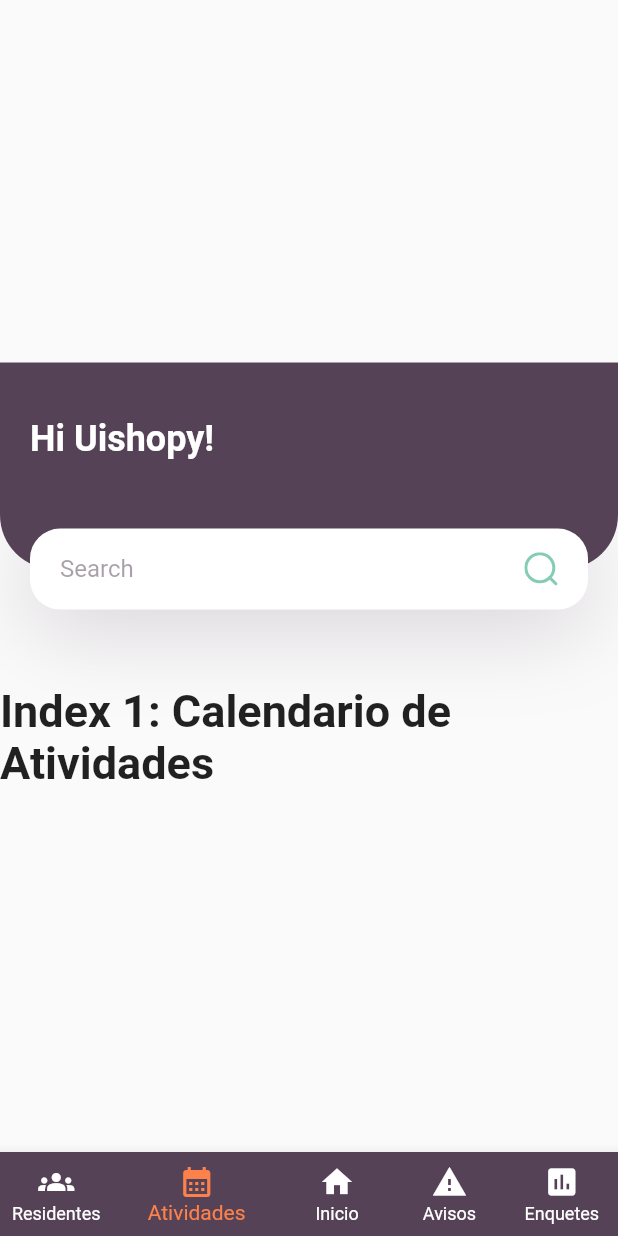
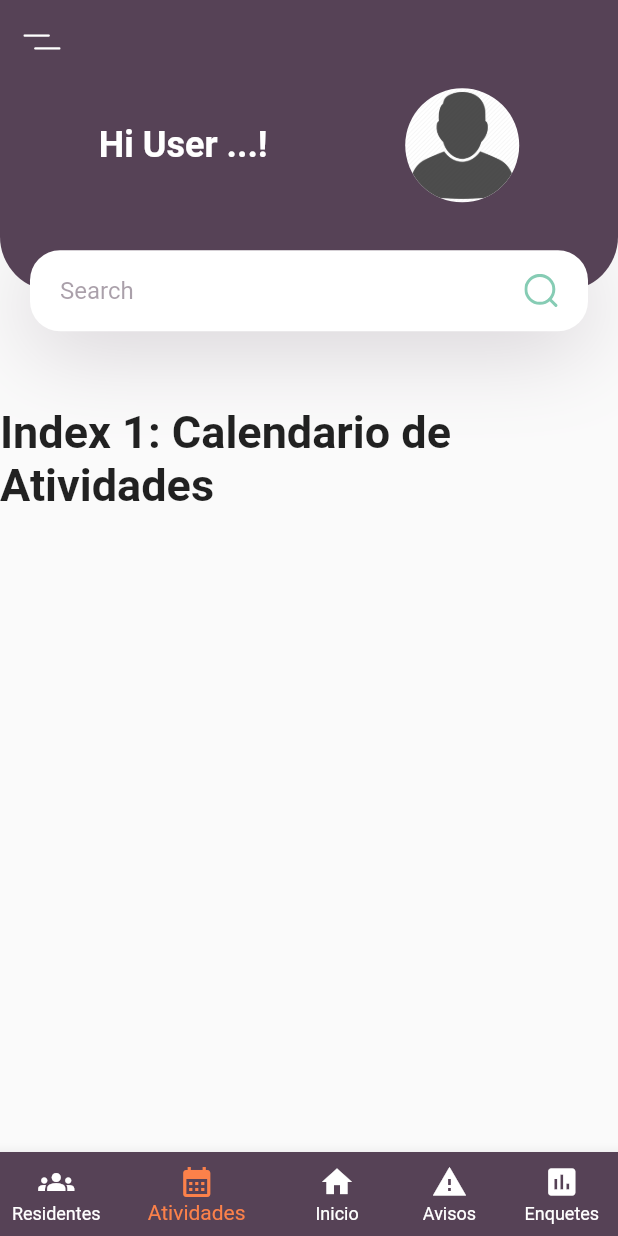
Before and after one commit to PedroAzevedo141/reu_app, a Flutter app: the screen it shows after launch, item 2 of the bottom bar chosen, on a phone screen of 412 x 824 dp. Run offline on Flutter 3.47's test engine with Material 2 defaults, Android fonts, the phone set to English and light mode, and no system bars; our stand-ins replace cloud_firestore, firebase_core, flutter_svg; accounts and stored records are empty.

Commit message:
[UPDATED] o card de informacoes presente no app.

```diff
--- a/lib/activity/activity.dart
+++ b/lib/activity/activity.dart
@@ -11,7 +11,8 @@ class ActivityPage extends StatefulWidget {
 }
 
 class _ActivityPageState extends State<ActivityPage> {
-  static const TextStyle optionStyle = TextStyle(fontSize: 30, fontWeight: FontWeight.bold);
+  static const TextStyle optionStyle =
+      TextStyle(fontSize: 30, fontWeight: FontWeight.bold);
   @override
   Widget build(BuildContext context) {
     Size size = MediaQuery.of(context).size;
@@ -21,6 +22,15 @@ class _ActivityPageState extends State<ActivityPage> {
         crossAxisAlignment: CrossAxisAlignment.start,
         children: <Widget>[
           HeaderWithSearchBox(size: size),
+          const Text(
+            'Index 1: Calendario de Atividades',
+            style: optionStyle,
+          ),
+          const Padding(padding: EdgeInsets.all(400)),
+          const Text(
+            'Index 1: Calendario de Atividades',
+            style: optionStyle,
+          ),
           const Text(
             'Index 1: Calendario de Atividades',
             style: optionStyle,
--- a/lib/components/header_with_seachbox.dart
+++ b/lib/components/header_with_seachbox.dart
@@ -21,7 +21,6 @@ class HeaderWithSearchBox extends StatelessWidget {
         children: <Widget>[
           Container(
             padding: const EdgeInsets.only(
-              top: kDefaultPadding,
               left: kDefaultPadding,
               right: kDefaultPadding,
               bottom: 36 + kDefaultPadding,
@@ -35,13 +34,22 @@ class HeaderWithSearchBox extends StatelessWidget {
               ),
             ),
             child: Row(
+              mainAxisAlignment: MainAxisAlignment.spaceAround,
               children: <Widget>[
-                Text(
-                  'Hi Uishopy!',
-                  style: Theme.of(context).textTheme.headline5?.copyWith(
-                      color: Colors.white, fontWeight: FontWeight.bold),
+                Flexible(
+                  child: Text(
+                    'Hi User ...!',
+                    style: Theme.of(context).textTheme.headline5?.copyWith(
+                        color: Colors.white, fontWeight: FontWeight.bold),
+                  ),
                 ),
-                const Spacer(),
+                CircleAvatar(
+                    radius: (38),
+                    backgroundColor: Colors.white,
+                    child: ClipRRect(
+                      borderRadius: BorderRadius.circular(50),
+                      child: Image.asset("assets/images/no_user.png"),
+                    ))
               ],
             ),
           ),
--- a/lib/home/home.dart
+++ b/lib/home/home.dart
@@ -26,6 +26,7 @@ class _HomePageState extends State<HomePage> {
             'Index 2: Pagina Inicial',
             style: optionStyle,
           ),
+          const Padding(padding: EdgeInsets.all(400)),
 
           // TitleWithMoreBtn(title: "Recomended", press: () {}),
           // RecomendsPlants(),
--- a/lib/main.dart
+++ b/lib/main.dart
@@ -1,4 +1,5 @@
 import 'package:flutter/material.dart';
+import 'package:flutter_svg/svg.dart';
 import 'package:reu_app/home/home.dart';
 import 'package:reu_app/activity/activity.dart';
 import 'package:reu_app/residents/residents.dart';
@@ -6,7 +7,6 @@
 import 'package:reu_app/polls/polls.dart';
 import 'package:cloud_firestore/cloud_firestore.dart';
 import 'package:firebase_core/firebase_core.dart';
-
 
 void main() async {
   // WidgetsFlutterBinding.ensureInitialized();
@@ -18,7 +18,6 @@
   //   'Nome': "Pedro",
   //   'Number': "81995636499",
   // }).then((value) => print("OPAAAAAAAAAAAA"));
-
 }
 
 class MyApp extends StatelessWidget {
@@ -42,6 +41,17 @@
   State<MyStatefulWidget> createState() => _MyStatefulWidgetState();
 }
 
+AppBar buildAppBar() {
+  return AppBar(
+    elevation: 0,
+    backgroundColor: const Color(0xFF564256),
+    leading: IconButton(
+      icon: SvgPicture.asset("assets/icons/menu.svg"),
+      onPressed: () {},
+    ),
+  );
+}
+
 class _MyStatefulWidgetState extends State<MyStatefulWidget> {
   int _selectedIndex = 2;
   static const List<Widget> _widgetOptions = <Widget>[
@@ -61,6 +71,7 @@
   @override
   Widget build(BuildContext context) {
     return Scaffold(
+      appBar: buildAppBar(),
       body: Center(
         child: _widgetOptions.elementAt(_selectedIndex),
       ),
--- a/lib/polls/polls.dart
+++ b/lib/polls/polls.dart
@@ -11,7 +11,8 @@ class PoolPage extends StatefulWidget {
 }
 
 class _PoolPageState extends State<PoolPage> {
-  static const TextStyle optionStyle = TextStyle(fontSize: 30, fontWeight: FontWeight.bold);
+  static const TextStyle optionStyle =
+      TextStyle(fontSize: 30, fontWeight: FontWeight.bold);
   @override
   Widget build(BuildContext context) {
     Size size = MediaQuery.of(context).size;
@@ -25,6 +26,7 @@ class _PoolPageState extends State<PoolPage> {
             'Index 4: Enquetes',
             style: optionStyle,
           ),
+          const Padding(padding: EdgeInsets.all(400)),
 
           // TitleWithMoreBtn(title: "Recomended", press: () {}),
           // RecomendsPlants(),
--- a/lib/residents/residents.dart
+++ b/lib/residents/residents.dart
@@ -11,7 +11,8 @@ class ResidentsPage extends StatefulWidget {
 }
 
 class _ResidentsPageState extends State<ResidentsPage> {
-  static const TextStyle optionStyle = TextStyle(fontSize: 30, fontWeight: FontWeight.bold);
+  static const TextStyle optionStyle =
+      TextStyle(fontSize: 30, fontWeight: FontWeight.bold);
   @override
   Widget build(BuildContext context) {
     Size size = MediaQuery.of(context).size;
@@ -25,6 +26,7 @@ class _ResidentsPageState extends State<ResidentsPage> {
             'Index 0: Lista de Residentes',
             style: optionStyle,
           ),
+          const Padding(padding: EdgeInsets.all(400)),
 
           // TitleWithMoreBtn(title: "Recomended", press: () {}),
           // RecomendsPlants(),
--- a/lib/warnings/warnings.dart
+++ b/lib/warnings/warnings.dart
@@ -27,6 +27,7 @@ class _WarningPageState extends State<WarningPage> {
             'Index 3: Quadro de Avisos',
             style: optionStyle,
           ),
+          const Padding(padding: EdgeInsets.all(400)),
 
           // TitleWithMoreBtn(title: "Recomended", press: () {}),
           // RecomendsPlants(),
```
Also changed, not shown: assets/images/no_user.png (added), 1 other file.
